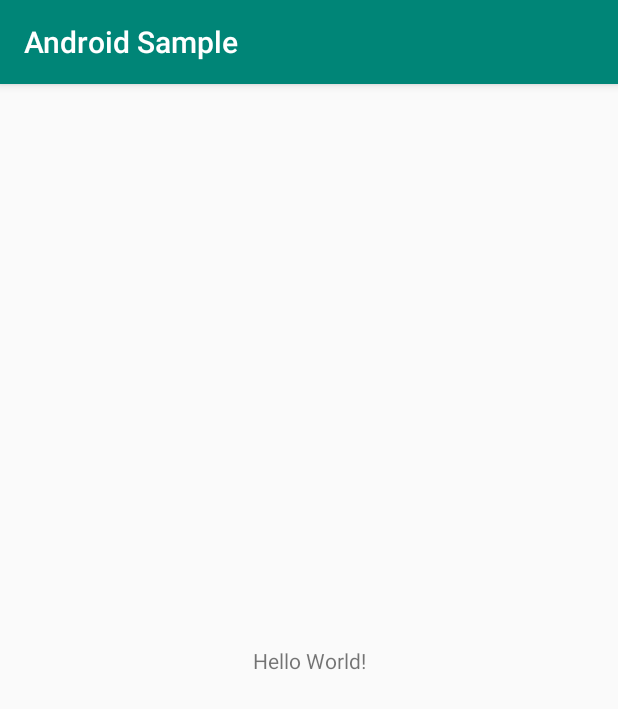
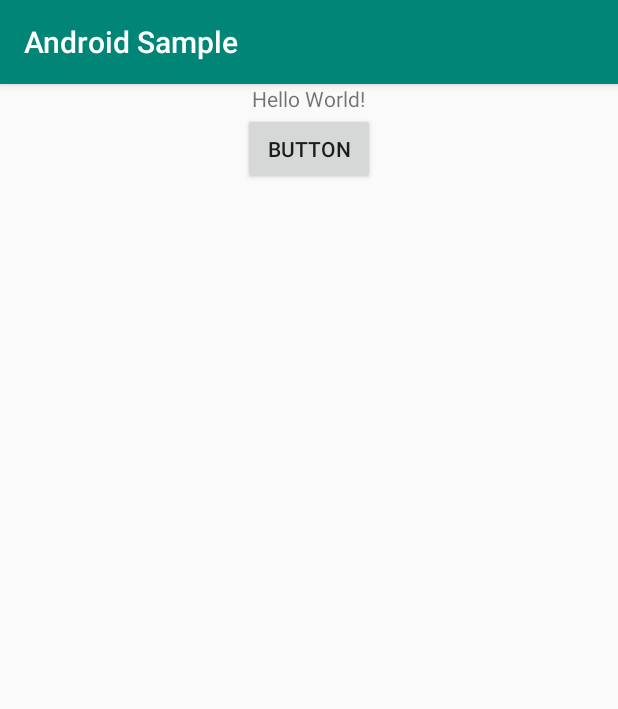
Before and after one commit to HideakiSago/Android-Sample, an Android app: the screen it shows after launch (MainActivity), on a phone screen of 412 x 824 dp. Shown: the top 709 px of the screen. Run offline under Robolectric (Android 15) with nearby library versions, the phone set to English and light mode, and no system bars.

Commit message:
ボタンを追加して簡単なカウンタープログラムを作成

```diff
--- a/app/src/main/java/jp/androidsample/MainActivity.java
+++ b/app/src/main/java/jp/androidsample/MainActivity.java
@@ -1,13 +1,29 @@
 package jp.androidsample;
 
+import android.os.Bundle;
 import android.support.v7.app.AppCompatActivity;
-import android.os.Bundle;
+import android.view.View;
+import android.widget.Button;
+import android.widget.TextView;
 
 public class MainActivity extends AppCompatActivity {
+
+    private int count = 0;
 
     @Override
     protected void onCreate(Bundle savedInstanceState) {
         super.onCreate(savedInstanceState);
         setContentView(R.layout.activity_main);
+
+        final TextView message = findViewById(R.id.message);
+        final Button button = findViewById(R.id.button);
+
+        button.setOnClickListener(new View.OnClickListener() {
+            @Override
+            public void onClick(View v) {
+                message.setText("Count: " + count);
+                count = count + 1;
+            }
+        });
     }
 }
--- a/app/src/main/res/layout/activity_main.xml
+++ b/app/src/main/res/layout/activity_main.xml
@@ -1,19 +1,22 @@
 <?xml version="1.0" encoding="utf-8"?>
-<android.support.constraint.ConstraintLayout
-    xmlns:android="http://schemas.android.com/apk/res/android"
+<LinearLayout xmlns:android="http://schemas.android.com/apk/res/android"
     xmlns:tools="http://schemas.android.com/tools"
-    xmlns:app="http://schemas.android.com/apk/res-auto"
     android:layout_width="match_parent"
     android:layout_height="match_parent"
+    android:gravity="center_horizontal"
+    android:orientation="vertical"
     tools:context=".MainActivity">
 
     <TextView
+        android:id="@+id/message"
         android:layout_width="wrap_content"
         android:layout_height="wrap_content"
-        android:text="Hello World!"
-        app:layout_constraintBottom_toBottomOf="parent"
-        app:layout_constraintLeft_toLeftOf="parent"
-        app:layout_constraintRight_toRightOf="parent"
-        app:layout_constraintTop_toTopOf="parent" />
+        android:text="Hello World!" />
 
-</android.support.constraint.ConstraintLayout>
+    <Button
+        android:id="@+id/button"
+        android:layout_width="wrap_content"
+        android:layout_height="wrap_content"
+        android:text="Button" />
+
+</LinearLayout>
```
